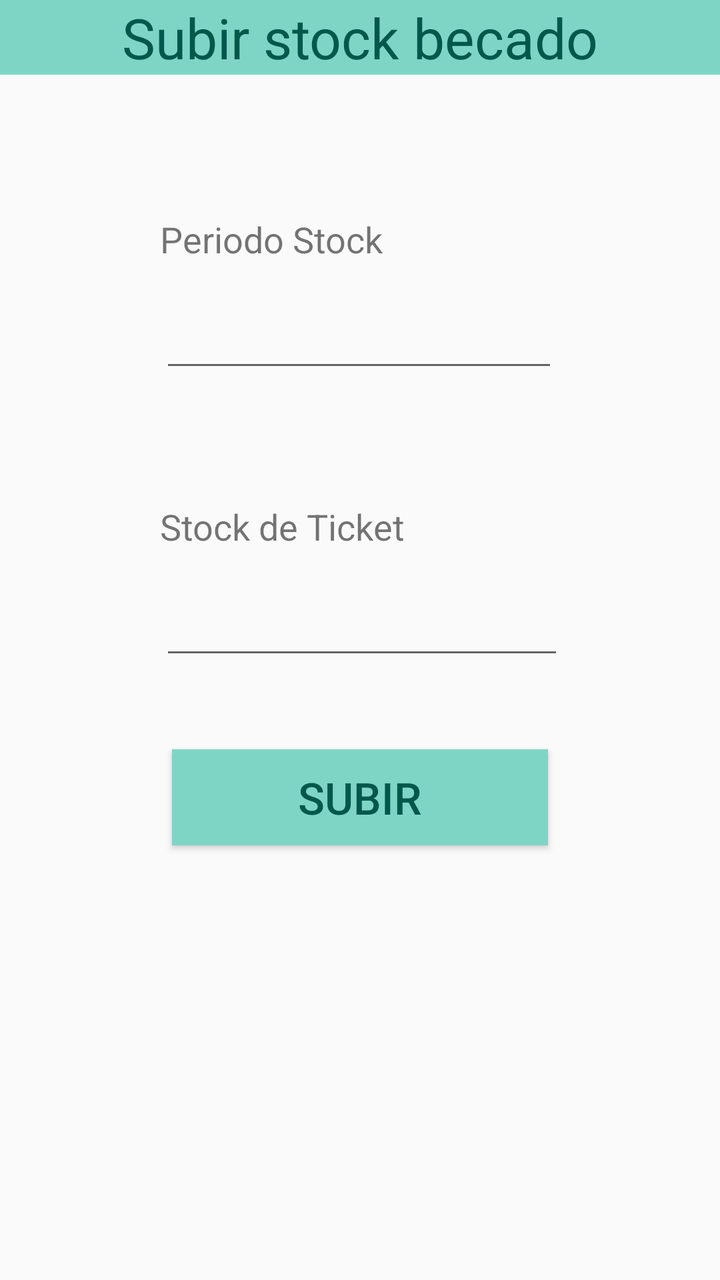
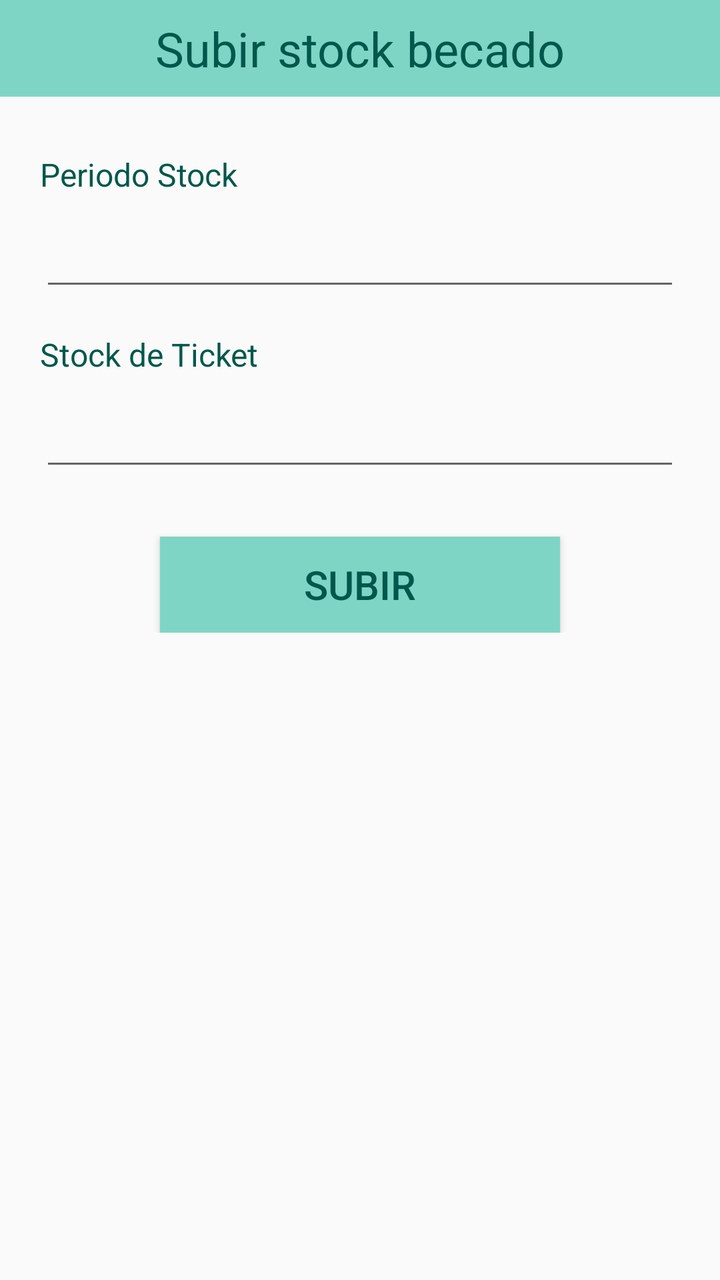

Two renders of the same Android screen: before a commit and after it. Below are the layout's source before the change and the commit's diff.
<!-- AndroidManifest.xml: application theme AppTheme -->
<!-- res/layout/fragment_fragmento_secretaria_ticket.xml -->
<?xml version="1.0" encoding="utf-8"?>
<FrameLayout xmlns:android="http://schemas.android.com/apk/res/android"
    xmlns:tools="http://schemas.android.com/tools"
    android:layout_width="match_parent"
    android:layout_height="match_parent"
    tools:context=".fragmento_secretaria.fragmento_secretaria_ticket">

    <LinearLayout
        android:layout_width="match_parent"
        android:orientation="vertical"
        android:layout_height="match_parent">

        <TextView
            android:id="@+id/textView17"
            android:layout_width="414dp"
            android:layout_height="wrap_content"
            android:layout_gravity="center_horizontal"
            android:layout_marginTop="0dp"
            android:background="#7FD5C5"
            android:gravity="center_horizontal"
            android:text="Subir stock becado"
            android:textColor="@color/colorPrimaryDark"
            android:textSize="28sp" />
        <TextView
            android:id="@+id/textView21"
            android:layout_width="wrap_content"
            android:layout_height="wrap_content"
            android:layout_marginLeft="80dp"
            android:layout_marginTop="70dp"
            android:text="Periodo Stock"
            android:textSize="18sp" />

        <EditText
            android:id="@+id/text_perido_stock"
            android:layout_width="199dp"
            android:layout_height="wrap_content"
            android:layout_marginLeft="80dp"
            android:layout_marginTop="10dp"
            android:ems="10"
            android:maxLength="10"
            android:textColor="@android:color/black"
            android:textSize="24sp" />

        <TextView
            android:id="@+id/textView22"
            android:layout_width="wrap_content"
            android:layout_height="wrap_content"
            android:layout_marginLeft="80dp"
            android:layout_marginTop="60dp"
            android:text="Stock de Ticket"
            android:textSize="18sp" />

        <EditText
            android:id="@+id/text_stock"
            android:layout_width="202dp"
            android:layout_height="wrap_content"
            android:layout_marginLeft="80dp"
            android:layout_marginTop="10dp"
            android:ems="10"
            android:gravity="center"
            android:inputType="number"
            android:maxLength="4"
            android:textColor="@android:color/black"
            android:textSize="24sp" />


        <Button
            android:id="@+id/btn_guardar"
            android:layout_width="188dp"
            android:layout_height="wrap_content"
            android:layout_gravity="center_horizontal"
            android:layout_marginTop="40dp"
            android:background="#7FD5C5"
            android:text="Subir"
            android:textColor="@color/colorPrimaryDark"
            android:textSize="22sp" />

    </LinearLayout>




</FrameLayout>
<!-- resources referenced by this layout -->
<resources>
  <color name="colorPrimaryDark">#00574B</color>
  <style name="AppTheme" parent="Theme.AppCompat.Light.DarkActionBar">
          
          <item name="colorPrimary">@color/colorPrimary</item>
          <item name="colorPrimaryDark">@color/colorPrimaryDark</item>
          <item name="colorAccent">@color/colorAccent</item>
      </style>
  <color name="colorPrimary">#8BD8D0</color>
  <color name="colorAccent">#D81B60</color>
</resources>

<!-- the commit's change to res/layout/fragment_fragmento_secretaria_ticket.xml (unified diff, before → after) -->
@@ -1,83 +1,101 @@
 <?xml version="1.0" encoding="utf-8"?>
-<FrameLayout xmlns:android="http://schemas.android.com/apk/res/android"
+<LinearLayout xmlns:android="http://schemas.android.com/apk/res/android"
+    xmlns:app="http://schemas.android.com/apk/res-auto"
     xmlns:tools="http://schemas.android.com/tools"
     android:layout_width="match_parent"
     android:layout_height="match_parent"
+    android:orientation="vertical"
     tools:context=".fragmento_secretaria.fragmento_secretaria_ticket">
 
-    <LinearLayout
+    <TextView
+        android:id="@+id/textView17"
         android:layout_width="match_parent"
-        android:orientation="vertical"
-        android:layout_height="match_parent">
+        android:layout_height="wrap_content"
+        android:background="#7FD5C5"
+        android:gravity="center_horizontal"
+        android:paddingVertical="8dp"
+        android:text="Subir stock becado"
+        android:textColor="@color/colorPrimaryDark"
+        android:textSize="@dimen/header_text_size" />
 
-        <TextView
-            android:id="@+id/textView17"
-            android:layout_width="414dp"
+    <ScrollView
+        android:layout_width="match_parent"
+        android:layout_height="0dp"
+        android:layout_weight="1"
+        android:fillViewport="true">
+
+        <androidx.constraintlayout.widget.ConstraintLayout
+            android:layout_width="match_parent"
             android:layout_height="wrap_content"
-            android:layout_gravity="center_horizontal"
-            android:layout_marginTop="0dp"
-            android:background="#7FD5C5"
-            android:gravity="center_horizontal"
-            android:text="Subir stock becado"
-            android:textColor="@color/colorPrimaryDark"
-            android:textSize="28sp" />
-        <TextView
-            android:id="@+id/textView21"
-            android:layout_width="wrap_content"
-            android:layout_height="wrap_content"
-            android:layout_marginLeft="80dp"
-            android:layout_marginTop="70dp"
-            android:text="Periodo Stock"
-            android:textSize="18sp" />
+            android:paddingStart="@dimen/screen_padding_horizontal"
+            android:paddingTop="@dimen/screen_padding_vertical"
+            android:paddingEnd="@dimen/screen_padding_horizontal"
+            android:paddingBottom="@dimen/screen_padding_vertical">
 
-        <EditText
-            android:id="@+id/text_perido_stock"
-            android:layout_width="199dp"
-            android:layout_height="wrap_content"
-            android:layout_marginLeft="80dp"
-            android:layout_marginTop="10dp"
-            android:ems="10"
-            android:maxLength="10"
-            android:textColor="@android:color/black"
-            android:textSize="24sp" />
+            <LinearLayout
+                android:layout_width="0dp"
+                android:layout_height="wrap_content"
+                android:orientation="vertical"
+                app:layout_constraintEnd_toEndOf="parent"
+                app:layout_constraintStart_toStartOf="parent"
+                app:layout_constraintTop_toTopOf="parent"
+                app:layout_constraintWidth_max="@dimen/content_max_width">
 
-        <TextView
-            android:id="@+id/textView22"
-            android:layout_width="wrap_content"
-            android:layout_height="wrap_content"
-            android:layout_marginLeft="80dp"
-            android:layout_marginTop="60dp"
-            android:text="Stock de Ticket"
-            android:textSize="18sp" />
+                <TextView
+                    android:id="@+id/textView21"
+                    android:layout_width="match_parent"
+                    android:layout_height="wrap_content"
+                    android:layout_marginTop="12dp"
+                    android:text="Periodo Stock"
+                    android:textColor="@color/colorPrimaryDark"
+                    android:textSize="@dimen/label_text_size" />
 
-        <EditText
-            android:id="@+id/text_stock"
-            android:layout_width="202dp"
-            android:layout_height="wrap_content"
-            android:layout_marginLeft="80dp"
-            android:layout_marginTop="10dp"
-            android:ems="10"
-            android:gravity="center"
-            android:inputType="number"
-            android:maxLength="4"
-            android:textColor="@android:color/black"
-            android:textSize="24sp" />
+                <EditText
+                    android:id="@+id/text_perido_stock"
+                    android:layout_width="match_parent"
+                    android:layout_height="wrap_content"
+                    android:layout_marginTop="6dp"
+                    android:ems="10"
+                    android:maxLength="10"
+                    android:textColor="@android:color/black"
+                    android:textSize="22sp" />
 
+                <TextView
+                    android:id="@+id/textView22"
+                    android:layout_width="match_parent"
+                    android:layout_height="wrap_content"
+                    android:layout_marginTop="@dimen/form_section_spacing"
+                    android:text="Stock de Ticket"
+                    android:textColor="@color/colorPrimaryDark"
+                    android:textSize="@dimen/label_text_size" />
 
-        <Button
-            android:id="@+id/btn_guardar"
-            android:layout_width="188dp"
-            android:layout_height="wrap_content"
-            android:layout_gravity="center_horizontal"
-            android:layout_marginTop="40dp"
-            android:background="#7FD5C5"
-            android:text="Subir"
-            android:textColor="@color/colorPrimaryDark"
-            android:textSize="22sp" />
+                <EditText
+                    android:id="@+id/text_stock"
+                    android:layout_width="match_parent"
+                    android:layout_height="wrap_content"
+                    android:layout_marginTop="6dp"
+                    android:ems="10"
+                    android:gravity="center"
+                    android:inputType="number"
+                    android:maxLength="4"
+                    android:textColor="@android:color/black"
+                    android:textSize="22sp" />
 
-    </LinearLayout>
+                <Button
+                    android:id="@+id/btn_guardar"
+                    android:layout_width="@dimen/button_width"
+                    android:layout_height="wrap_content"
+                    android:layout_gravity="center_horizontal"
+                    android:layout_marginTop="28dp"
+                    android:background="#7FD5C5"
+                    android:text="Subir"
+                    android:textColor="@color/colorPrimaryDark"
+                    android:textSize="20sp" />
 
+            </LinearLayout>
 
+        </androidx.constraintlayout.widget.ConstraintLayout>
 
+    </ScrollView>
 
-</FrameLayout>
+</LinearLayout>
<!-- resource entries referenced after the edit -->
@@ -1,6 +1,13 @@
 <!-- resources referenced by this layout -->
 <resources>
   <color name="colorPrimaryDark">#00574B</color>
+  <dimen name="button_width">200dp</dimen>
+  <dimen name="content_max_width">480dp</dimen>
+  <dimen name="form_section_spacing">16dp</dimen>
+  <dimen name="header_text_size">24sp</dimen>
+  <dimen name="label_text_size">16sp</dimen>
+  <dimen name="screen_padding_horizontal">20dp</dimen>
+  <dimen name="screen_padding_vertical">16dp</dimen>
   <style name="AppTheme" parent="Theme.AppCompat.Light.DarkActionBar">
           
           <item name="colorPrimary">@color/colorPrimary</item>
